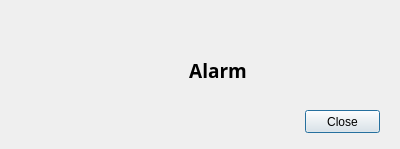
This is Error.ui in lvnh2003/Detect-People-Distress as Qt 5 draws it before an edit. The edited form follows.
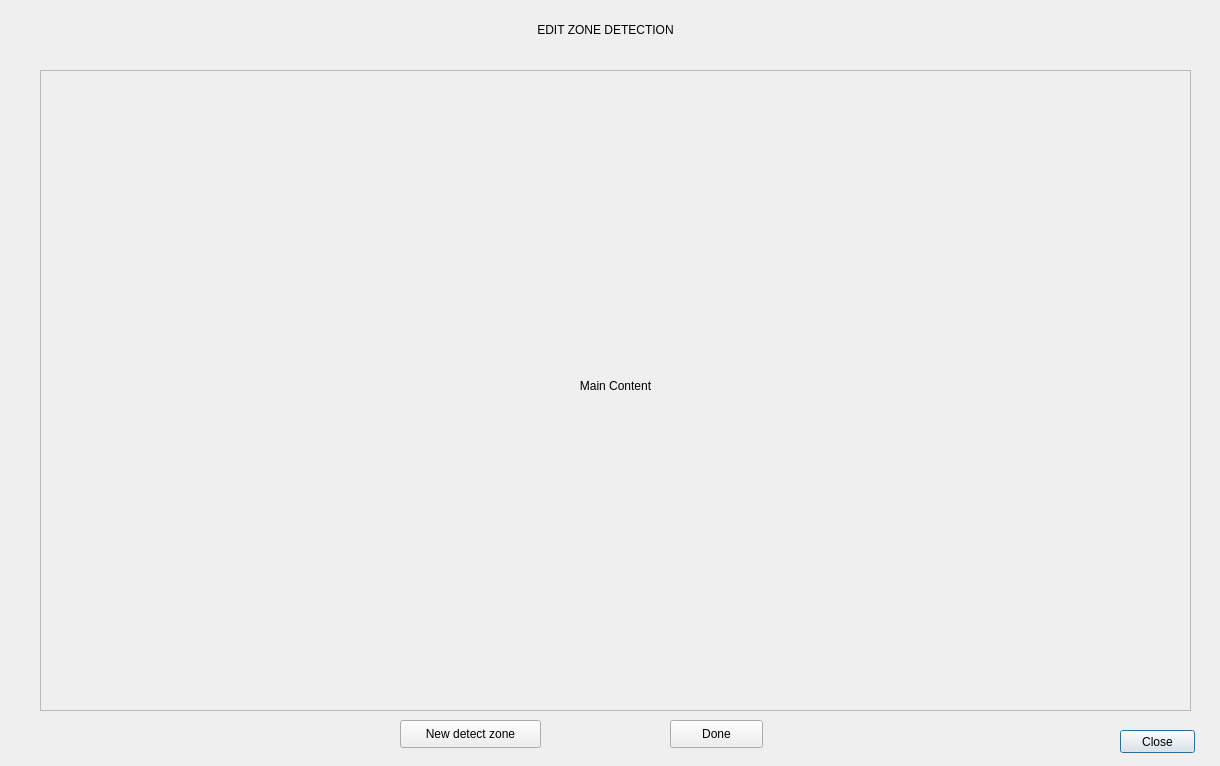
This is the edited form. Icons and pictures are not drawn.

Commit message: (add) draw polygon dÃetect zone

What changed in the file:
```diff
--- a/Error.ui
+++ b/Error.ui
@@ -6,42 +6,18 @@
    <rect>
     <x>0</x>
     <y>0</y>
-    <width>400</width>
-    <height>149</height>
+    <width>1220</width>
+    <height>766</height>
    </rect>
   </property>
   <property name="windowTitle">
    <string>Dialog</string>
   </property>
-  <widget class="QLabel" name="Qlabel_error">
-   <property name="geometry">
-    <rect>
-     <x>120</x>
-     <y>50</y>
-     <width>196</width>
-     <height>41</height>
-    </rect>
-   </property>
-   <property name="font">
-    <font>
-     <family>TH SarabunPSK</family>
-     <pointsize>14</pointsize>
-     <weight>75</weight>
-     <bold>true</bold>
-    </font>
-   </property>
-   <property name="text">
-    <string>Alarm</string>
-   </property>
-   <property name="alignment">
-    <set>Qt::AlignCenter</set>
-   </property>
-  </widget>
   <widget class="QPushButton" name="btn_e_close">
    <property name="geometry">
     <rect>
-     <x>305</x>
-     <y>110</y>
+     <x>1120</x>
+     <y>730</y>
      <width>75</width>
      <height>23</height>
     </rect>
@@ -78,6 +54,83 @@
     <pixmap>Icons/alarm.png</pixmap>
    </property>
   </widget>
+  <widget class="QFrame" name="frame">
+   <property name="geometry">
+    <rect>
+     <x>40</x>
+     <y>70</y>
+     <width>1151</width>
+     <height>641</height>
+    </rect>
+   </property>
+   <property name="frameShape">
+    <enum>QFrame::StyledPanel</enum>
+   </property>
+   <property name="frameShadow">
+    <enum>QFrame::Raised</enum>
+   </property>
+   <widget class="QLabel" name="label">
+    <property name="geometry">
+     <rect>
+      <x>0</x>
+      <y>0</y>
+      <width>1151</width>
+      <height>631</height>
+     </rect>
+    </property>
+    <property name="text">
+     <string>Main Content</string>
+    </property>
+    <property name="alignment">
+     <set>Qt::AlignCenter</set>
+    </property>
+   </widget>
+  </widget>
+  <widget class="QPushButton" name="add_btn">
+   <property name="geometry">
+    <rect>
+     <x>400</x>
+     <y>720</y>
+     <width>141</width>
+     <height>28</height>
+    </rect>
+   </property>
+   <property name="toolTipDuration">
+    <number>-1</number>
+   </property>
+   <property name="text">
+    <string>New detect zone</string>
+   </property>
+  </widget>
+  <widget class="QPushButton" name="pushButton_2">
+   <property name="geometry">
+    <rect>
+     <x>670</x>
+     <y>720</y>
+     <width>93</width>
+     <height>28</height>
+    </rect>
+   </property>
+   <property name="text">
+    <string>Done</string>
+   </property>
+  </widget>
+  <widget class="QLabel" name="label_3">
+   <property name="geometry">
+    <rect>
+     <x>410</x>
+     <y>20</y>
+     <width>391</width>
+     <height>20</height>
+    </rect>
+   </property>
+   <property name="text">
+    <string>EDIT ZONE DETECTION</string>
+   </property>
+   <property name="alignment">
+    <set>Qt::AlignCenter</set>
+   </property>
+  </widget>
  </widget>
  <resources/>
  <connections/>
```
The commit also changes 10 other files.
